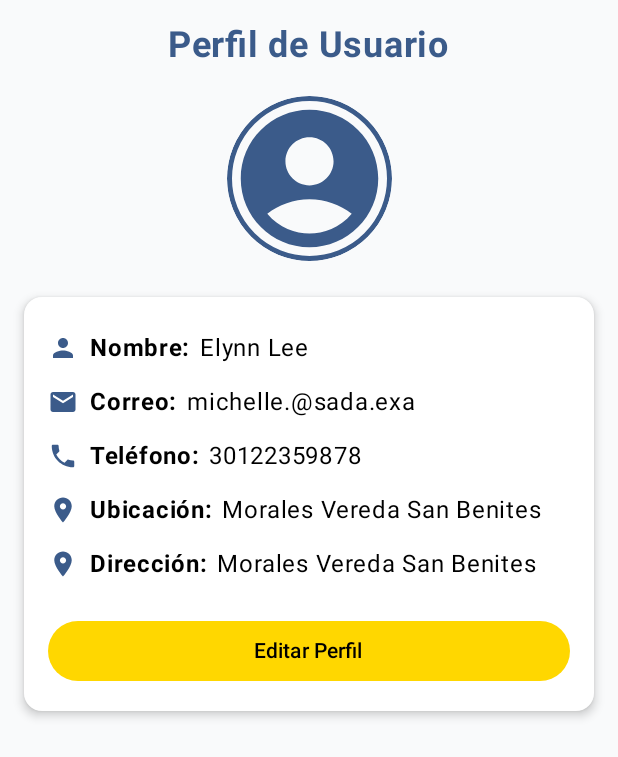
After one commit to adrimore30/AndroidDesas3, an Android app built with Jetpack Compose: the composable PerfilUsuarioCompacto shown on its own in the app's theme, on a phone screen of 412 x 824 dp. The commit adds this screen. Shown: the top 757 px of the screen. Run offline under Robolectric (Android 15) with nearby library versions, the phone set to English and light mode, and no system bars.

Commit message:
implementacion del perfil, cambio de boton en el home

```diff
--- a/app/src/main/java/com/example/desas3/MainActivity.kt
+++ b/app/src/main/java/com/example/desas3/MainActivity.kt
@@ -34,6 +34,9 @@ class MainActivity : ComponentActivity() {
                         composable("home") {
                             HomeScreen(navController)
                         }
+                        composable("Perfil") {
+                            PerfilUsuarioCompacto(navController)
+                        }
                     }
                 }
             }
--- a/app/src/main/java/com/example/desas3/Navigation.kt
+++ b/app/src/main/java/com/example/desas3/Navigation.kt
@@ -17,5 +17,8 @@ fun AppNavigation(navController: NavHostController) {
         composable("home") {
             HomeScreen(navController) // o la pantalla principal después del login
         }
+        composable("Perfil") {
+            PerfilUsuarioCompacto(navController)
+        }
     }
 }
--- /dev/null
+++ b/app/src/main/java/com/example/desas3/PerfilUsuarioCompacto.kt
@@ -0,0 +1,154 @@
+package com.example.desas3
+
+import androidx.compose.foundation.border
+import androidx.compose.foundation.layout.*
+import androidx.compose.foundation.shape.CircleShape
+import androidx.compose.material.icons.Icons
+import androidx.compose.material.icons.filled.*
+import androidx.compose.material3.*
+import androidx.compose.runtime.*
+import androidx.compose.ui.Alignment
+import androidx.compose.ui.Modifier
+import androidx.compose.ui.draw.clip
+import androidx.compose.ui.graphics.Color
+import androidx.compose.ui.graphics.vector.ImageVector
+import androidx.compose.ui.text.font.FontWeight
+import androidx.compose.ui.unit.dp
+import androidx.compose.ui.unit.sp
+import androidx.compose.runtime.saveable.rememberSaveable
+import androidx.navigation.NavHostController
+
+
+// PALETA DE COLORES
+val AzulGrisOscuro = Color(0xFF3B5B8A)
+val NegroPuro = Color(0xFF000000)
+val AmarilloAlerta = Color(0xFFFFD700)
+val FondoClaro = Color(0xFFF9FAFB)
+
+@Composable
+fun EditableField(label: String, value: String, onValueChange: (String) -> Unit) {
+    OutlinedTextField(
+        value = value,
+        onValueChange = onValueChange,
+        label = { Text(label) },
+        singleLine = true,
+        modifier = Modifier
+            .fillMaxWidth()
+            .padding(vertical = 6.dp)
+    )
+}
+
+
+@Composable
+fun InfoRowWithIcon(icon: ImageVector, label: String, value: String) {
+    Row(
+        verticalAlignment = Alignment.CenterVertically,
+        modifier = Modifier
+            .padding(vertical = 6.dp)
+            .fillMaxWidth()
+    ) {
+        Icon(
+            imageVector = icon,
+            contentDescription = null,
+            tint = AzulGrisOscuro,
+            modifier = Modifier.size(20.dp)
+        )
+        Spacer(modifier = Modifier.width(8.dp))
+        Text(text = label, fontWeight = FontWeight.Bold, color = NegroPuro)
+        Spacer(modifier = Modifier.width(6.dp))
+        Text(text = value, color = NegroPuro)
+    }
+}
+
+@Composable
+fun PerfilUsuarioCompacto(navController: NavHostController) {
+    var editando by rememberSaveable { mutableStateOf(false) }
+
+    var nombre by rememberSaveable { mutableStateOf("Elynn Lee") }
+    var correo by rememberSaveable { mutableStateOf("michelle.@sada.exa") }
+    var telefono by rememberSaveable { mutableStateOf("30122359878") }
+    var ubicacion by rememberSaveable { mutableStateOf("Morales Vereda San Benites") }
+    var direccion by rememberSaveable { mutableStateOf("Morales Vereda San Benites") }
+
+    Surface(color = FondoClaro, modifier = Modifier.fillMaxSize()) {
+        Column(
+            modifier = Modifier
+                .fillMaxSize()
+                .padding(16.dp),
+            horizontalAlignment = Alignment.CenterHorizontally
+        ) {
+            Text(
+                text = "Perfil de Usuario",
+                fontSize = 24.sp,
+                fontWeight = FontWeight.Bold,
+                color = AzulGrisOscuro
+            )
+
+            Spacer(modifier = Modifier.height(20.dp))
+
+            Icon(
+                imageVector = Icons.Filled.AccountCircle,
+                contentDescription = "Foto de perfil",
+                modifier = Modifier
+                    .size(110.dp)
+                    .clip(CircleShape)
+                    .border(3.dp, AzulGrisOscuro, CircleShape),
+                tint = AzulGrisOscuro
+            )
+
+            if (editando) {
+                Spacer(modifier = Modifier.height(8.dp))
+                Text(
+                    "Editar Foto",
+                    color = AmarilloAlerta,
+                    fontWeight = FontWeight.Medium,
+                    fontSize = 14.sp
+                )
+            }
+
+            Spacer(modifier = Modifier.height(24.dp))
+
+            Card(
+                modifier = Modifier.fillMaxWidth(),
+                colors = CardDefaults.cardColors(containerColor = Color.White),
+                elevation = CardDefaults.cardElevation(4.dp)
+            ) {
+                Column(modifier = Modifier.padding(16.dp)) {
+                    if (editando) {
+                        EditableField("Nombre", nombre) { nombre = it }
+                        EditableField("Correo", correo) { correo = it }
+                        EditableField("Teléfono", telefono) { telefono = it }
+                        EditableField("Ubicación", ubicacion) { ubicacion = it }
+                        EditableField("Dirección", direccion) { direccion = it }
+
+                        Spacer(modifier = Modifier.height(16.dp))
+                        Button(
+                            onClick = {
+                                editando = false
+                            },
+                            colors = ButtonDefaults.buttonColors(containerColor = AzulGrisOscuro),
+                            modifier = Modifier.fillMaxWidth()
+                        ) {
+                            Text("Guardar Cambios", color = Color.White)
+                        }
+                    } else {
+                        InfoRowWithIcon(Icons.Default.Person, "Nombre:", nombre)
+                        InfoRowWithIcon(Icons.Filled.Mail, "Correo:", correo)
+                        InfoRowWithIcon(Icons.Filled.Phone, "Teléfono:", telefono)
+                        InfoRowWithIcon(Icons.Filled.LocationOn, "Ubicación:", ubicacion)
+                        InfoRowWithIcon(Icons.Filled.Place, "Dirección:", direccion)
+
+                        Spacer(modifier = Modifier.height(16.dp))
+                        Button(
+                            onClick = { editando = true },
+                            colors = ButtonDefaults.buttonColors(containerColor = AmarilloAlerta),
+                            modifier = Modifier.fillMaxWidth()
+                        ) {
+                            Text("Editar Perfil", color = NegroPuro)
+                        }
+                    }
+                }
+            }
+        }
+    }
+}
```
Also changed, not shown: app/build.gradle.kts (+7 -0 lines), app/src/main/java/com/example/desas3/HomeScreen.kt (+22 -0 lines).
